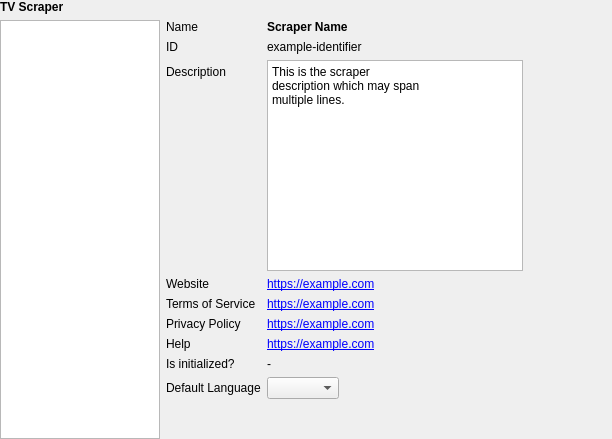
This is src/ui/settings/TvScraperSettingsWidget.ui in bugwelle/MediaElch as Qt 5 draws it before an edit. The edited form follows.
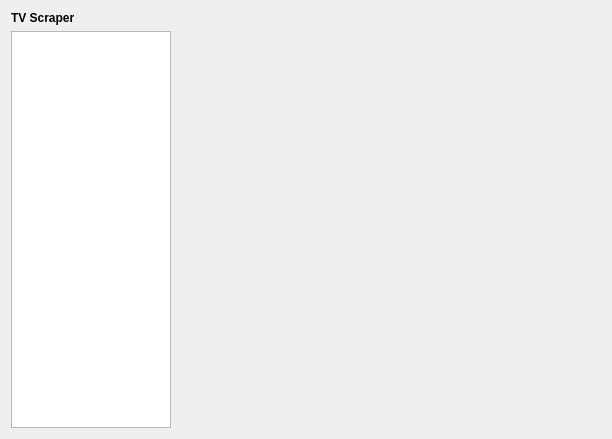
This is the edited form. Custom widgets are drawn as their Qt base class.

```diff
--- a/src/ui/settings/TvScraperSettingsWidget.ui
+++ b/src/ui/settings/TvScraperSettingsWidget.ui
@@ -10,33 +10,21 @@
     <height>439</height>
    </rect>
   </property>
-  <layout class="QHBoxLayout" name="horizontalLayout_2" stretch="0,1">
-   <property name="leftMargin">
-    <number>0</number>
-   </property>
-   <property name="topMargin">
-    <number>0</number>
-   </property>
-   <property name="rightMargin">
-    <number>0</number>
-   </property>
-   <property name="bottomMargin">
-    <number>0</number>
-   </property>
+  <layout class="QVBoxLayout" name="verticalLayout">
    <item>
-    <layout class="QVBoxLayout" name="layoutTvScrapersSidebar">
-     <item>
-      <widget class="QLabel" name="lblHeadingTvScrapers">
-       <property name="font">
-        <font>
-         <bold>true</bold>
-        </font>
-       </property>
-       <property name="text">
-        <string>TV Scraper</string>
-       </property>
-      </widget>
-     </item>
+    <widget class="QLabel" name="lblHeadingTvScrapers">
+     <property name="font">
+      <font>
+       <bold>true</bold>
+      </font>
+     </property>
+     <property name="text">
+      <string>TV Scraper</string>
+     </property>
+    </widget>
+   </item>
+   <item>
+    <layout class="QHBoxLayout" name="hLayoutStack">
      <item>
       <widget class="QListWidget" name="tvScraperList">
        <property name="minimumSize">
@@ -59,239 +47,14 @@
        </property>
       </widget>
      </item>
-    </layout>
-   </item>
-   <item>
-    <layout class="QVBoxLayout" name="vLayout_tvScraperInfos" stretch="0,1,0">
      <item>
-      <widget class="QLabel" name="lblScraperDetails_spacer">
-       <property name="font">
-        <font>
-         <bold>true</bold>
-        </font>
-       </property>
-       <property name="text">
-        <string/>
-       </property>
+      <widget class="QStackedWidget" name="stackedWidget">
       </widget>
      </item>
-     <item>
-      <layout class="QHBoxLayout" name="horizontalLayout">
-       <item>
-        <layout class="QFormLayout" name="formLayout">
-         <property name="fieldGrowthPolicy">
-          <enum>QFormLayout::ExpandingFieldsGrow</enum>
-         </property>
-         <item row="0" column="0">
-          <widget class="QLabel" name="lblName">
-           <property name="text">
-            <string>Name</string>
-           </property>
-          </widget>
-         </item>
-         <item row="0" column="1">
-          <widget class="QLabel" name="txtName">
-           <property name="font">
-            <font>
-             <bold>true</bold>
-            </font>
-           </property>
-           <property name="text">
-            <string notr="true">Scraper Name</string>
-           </property>
-          </widget>
-         </item>
-         <item row="1" column="0">
-          <widget class="QLabel" name="lblId">
-           <property name="text">
-            <string>ID</string>
-           </property>
-          </widget>
-         </item>
-         <item row="1" column="1">
-          <widget class="QLabel" name="txtId">
-           <property name="toolTip">
-            <string>Internal TV scraper ID. Used as key in MediaElch's settings.</string>
-           </property>
-           <property name="text">
-            <string notr="true">example-identifier</string>
-           </property>
-          </widget>
-         </item>
-         <item row="3" column="0">
-          <widget class="QLabel" name="lblWebsite">
-           <property name="text">
-            <string>Website</string>
-           </property>
-           <property name="textFormat">
-            <enum>Qt::PlainText</enum>
-           </property>
-          </widget>
-         </item>
-         <item row="3" column="1">
-          <widget class="QLabel" name="txtWebsite">
-           <property name="toolTip">
-            <string>The scraper's main website.</string>
-           </property>
-           <property name="text">
-            <string notr="true">&lt;a href=&quot;https://example.com&quot;&gt;https://example.com&lt;/a&gt;</string>
-           </property>
-           <property name="openExternalLinks">
-            <bool>true</bool>
-           </property>
-          </widget>
-         </item>
-         <item row="4" column="0">
-          <widget class="QLabel" name="lblTOS">
-           <property name="text">
-            <string>Terms of Service</string>
-           </property>
-          </widget>
-         </item>
-         <item row="4" column="1">
-          <widget class="QLabel" name="txtTOS">
-           <property name="toolTip">
-            <string>Terms of service of the TV scraper.</string>
-           </property>
-           <property name="text">
-            <string notr="true">&lt;a href=&quot;https://example.com&quot;&gt;https://example.com&lt;/a&gt;</string>
-           </property>
-           <property name="openExternalLinks">
-            <bool>true</bool>
-           </property>
-          </widget>
-         </item>
-         <item row="5" column="0">
-          <widget class="QLabel" name="lblPrivacyPolicy">
-           <property name="text">
-            <string>Privacy Policy</string>
-           </property>
-          </widget>
-         </item>
-         <item row="5" column="1">
-          <widget class="QLabel" name="txtPrivacyPolicy">
-           <property name="toolTip">
-            <string>Privacy Policy of the scraper.</string>
-           </property>
-           <property name="text">
-            <string notr="true">&lt;a href=&quot;https://example.com&quot;&gt;https://example.com&lt;/a&gt;</string>
-           </property>
-           <property name="openExternalLinks">
-            <bool>true</bool>
-           </property>
-          </widget>
-         </item>
-         <item row="6" column="0">
-          <widget class="QLabel" name="lblHelpUrl">
-           <property name="text">
-            <string>Help</string>
-           </property>
-          </widget>
-         </item>
-         <item row="6" column="1">
-          <widget class="QLabel" name="txtHelp">
-           <property name="toolTip">
-            <string>Where to get help for the TV scraper.</string>
-           </property>
-           <property name="text">
-            <string notr="true">&lt;a href=&quot;https://example.com&quot;&gt;https://example.com&lt;/a&gt;</string>
-           </property>
-           <property name="openExternalLinks">
-            <bool>true</bool>
-           </property>
-          </widget>
-         </item>
-         <item row="7" column="0">
-          <widget class="QLabel" name="lblInitialized">
-           <property name="toolTip">
-            <string>Is the scraper initialized?</string>
-           </property>
-           <property name="text">
-            <string>Is initialized?</string>
-           </property>
-          </widget>
-         </item>
-         <item row="7" column="1">
-          <widget class="QLabel" name="txtInitialized">
-           <property name="text">
-            <string notr="true">-</string>
-           </property>
-          </widget>
-         </item>
-         <item row="8" column="0">
-          <widget class="QLabel" name="lblDefaultLanguage">
-           <property name="text">
-            <string>Default Language</string>
-           </property>
-          </widget>
-         </item>
-         <item row="8" column="1">
-          <widget class="LanguageCombo" name="comboLanguage"/>
-         </item>
-         <item row="2" column="0">
-          <widget class="QLabel" name="lblDescription">
-           <property name="text">
-            <string>Description</string>
-           </property>
-          </widget>
-         </item>
-         <item row="2" column="1">
-          <widget class="QPlainTextEdit" name="txtDescription">
-           <property name="undoRedoEnabled">
-            <bool>false</bool>
-           </property>
-           <property name="readOnly">
-            <bool>true</bool>
-           </property>
-           <property name="plainText">
-            <string>This is the scraper
-description which may span
-multiple lines.
-</string>
-           </property>
-          </widget>
-         </item>
-        </layout>
-       </item>
-       <item>
-        <spacer name="horizontalSpacer_2">
-         <property name="orientation">
-          <enum>Qt::Horizontal</enum>
-         </property>
-         <property name="sizeHint" stdset="0">
-          <size>
-           <width>40</width>
-           <height>20</height>
-          </size>
-         </property>
-        </spacer>
-       </item>
-      </layout>
-     </item>
-     <item>
-      <spacer name="vSpacer_tvScraper">
-       <property name="orientation">
-        <enum>Qt::Vertical</enum>
-       </property>
-       <property name="sizeHint" stdset="0">
-        <size>
-         <width>20</width>
-         <height>40</height>
-        </size>
-       </property>
-      </spacer>
-     </item>
     </layout>
    </item>
   </layout>
  </widget>
- <customwidgets>
-  <customwidget>
-   <class>LanguageCombo</class>
-   <extends>QComboBox</extends>
-   <header location="global">ui/small_widgets/LanguageCombo.h</header>
-  </customwidget>
- </customwidgets>
  <resources/>
  <connections/>
 </ui>
```
